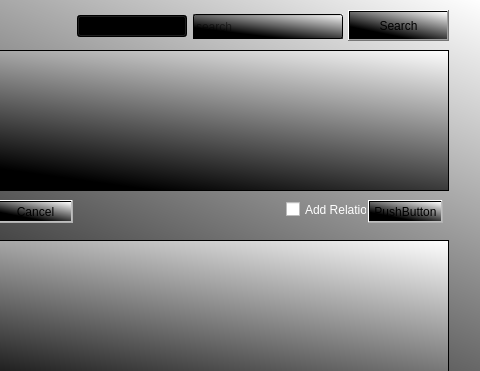
Old version of the form gui.ui in the repository annakrih/T113VLN1-3; both pictures show x 332 to 812 and y 0 to 371 of the 812 by 509 pixel window.
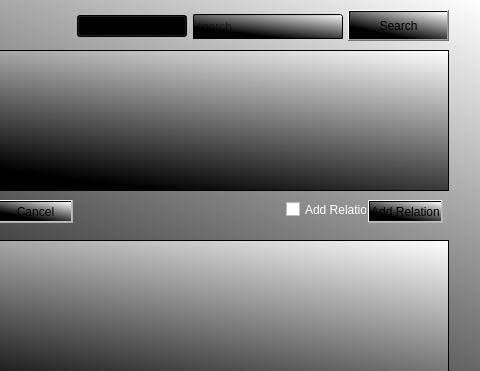
New version of the form.

Commit message: btn name

```diff
--- a/gui.ui
+++ b/gui.ui
@@ -253,7 +253,7 @@
 color: rgb(0, 0, 0);</string>
     </property>
     <property name="text">
-     <string>PushButton</string>
+     <string>Add Relation</string>
     </property>
    </widget>
    <zorder>searchComboBox</zorder>
```
